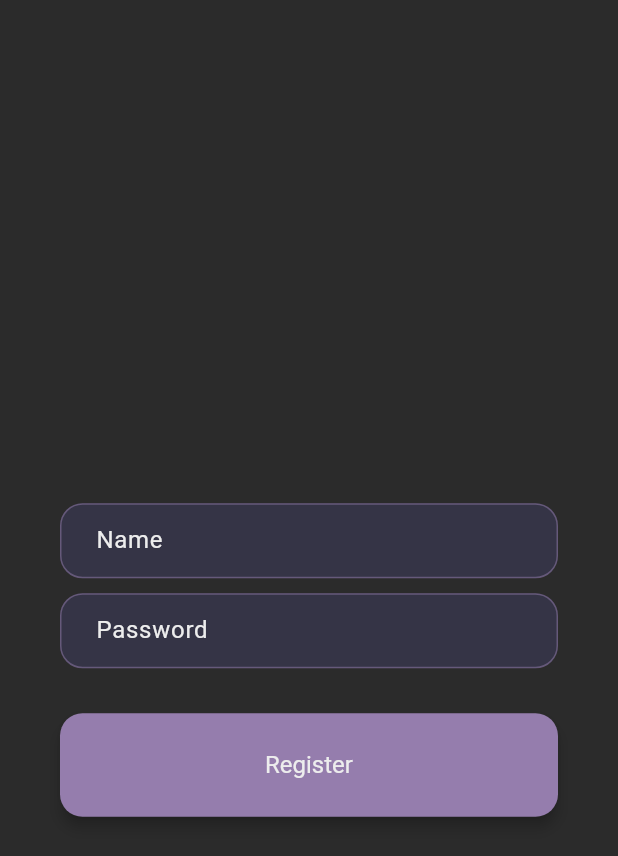
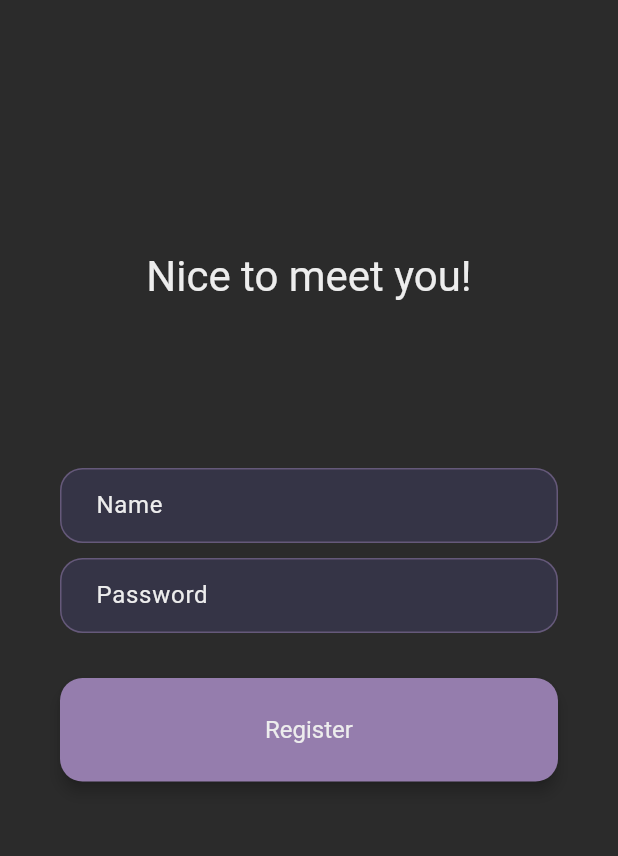
Before and after one commit to nezia1/missive, a Flutter app: the RegisterScreen screen opened by its route, on a phone screen of 412 x 824 dp. Shown: the top 856 px of the screen. Run offline on Flutter 3.47's test engine with Material 3 defaults, Android fonts, the phone set to English and light mode, and no system bars; our stand-ins replace dio, flutter_secure_storage, flutter_svg, go_router, google_fonts, hive and 2 more; missing offline and left inert: libsignal_protocol_dart; accounts and stored records are empty.

Commit message:
update layout

```diff
--- a/client/lib/features/authentication/register_screen.dart
+++ b/client/lib/features/authentication/register_screen.dart
@@ -71,13 +71,22 @@ class _RegisterScreenState extends State<RegisterScreen> {
                 child: LinearProgressIndicator())
             : null,
       ),
-      body: Center(
-        child: Padding(
+      body: Padding(
         padding: const EdgeInsets.symmetric(horizontal: 40),
         child: Column(
-            mainAxisAlignment: MainAxisAlignment.center,
+          children: <Widget>[
+            Expanded(
+                flex: 1,
+                child: Center(
+                  child: Text('Nice to meet you!',
+                      style: Theme.of(context).textTheme.headlineMedium),
+                )),
+            Expanded(
+                flex: 2,
+                child: Column(
+                  mainAxisAlignment: MainAxisAlignment.start,
                   crossAxisAlignment: CrossAxisAlignment.stretch,
-            children: <Widget>[
+                  children: [
                     TextField(
                         style: Theme.of(context).textTheme.bodyMedium,
                         decoration: const InputDecoration(labelText: 'Name'),
@@ -99,7 +108,8 @@ class _RegisterScreenState extends State<RegisterScreen> {
                           }
                         }),
                   ],
-          ),
+                ))
+          ],
         ),
       ),
     );
```
Also changed, not shown: client/lib/features/authentication/login_screen.dart (+17 -2 lines). Lines whose indentation alone changed are shown as unchanged.
